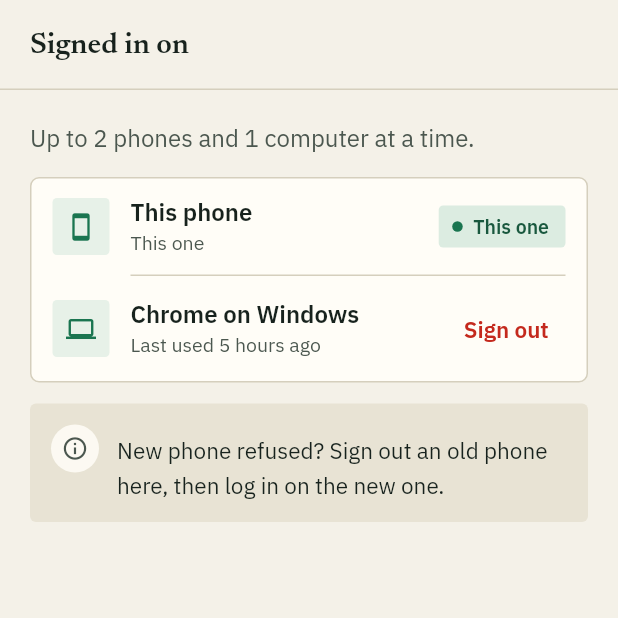
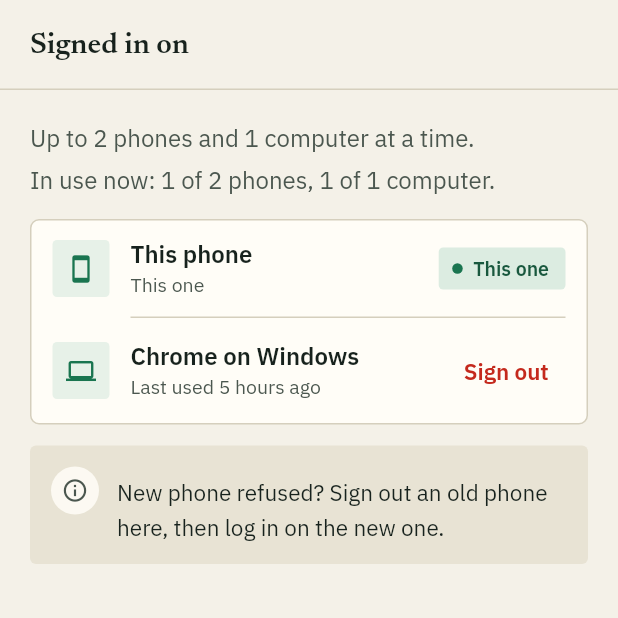
Before and after one commit to Ashok-Dd/opflow-app, a Flutter app: the DoctorDevicesScreen screen opened by its route, on a phone screen of 412 x 824 dp, the top half of it. Run offline on Flutter 3.47's test engine with Material 3 defaults, Android fonts, the phone set to English and light mode, and no system bars; our stand-ins replace firebase_core, firebase_messaging, flutter_animate, flutter_local_notifications, flutter_riverpod, flutter_secure_storage and 8 more; missing offline and left inert: dart:js_interop, flutter_cashfree_pg_sdk; accounts and stored records are empty.

Commit message:
Doctor devices: end sessions idle 7 days everywhere; show web/phone counts
Co-Authored-By: Claude Sonnet 5.5 <noreply@anthropic.com>

```diff
--- a/lib/features/doctor/me.dart
+++ b/lib/features/doctor/me.dart
@@ -1023,6 +1023,11 @@ class _DoctorDevicesScreenState extends ConsumerState<DoctorDevicesScreen> {
                   padding: const EdgeInsets.all(OpSpace.gutter),
                   children: [
                     Text('Up to {0} phones and {1} computer at a time.'.trf([_max, _maxWeb]), style: OpText.body.copyWith(color: OpColors.inkSoft)),
+                    const SizedBox(height: 4),
+                    Text(
+                      'In use now: {0} of {1} phones, {2} of {3} computer.'.trf([list.where((x) => !x.web).length, _max, list.where((x) => x.web).length, _maxWeb]),
+                      style: OpText.body.copyWith(color: OpColors.inkSoft),
+                    ),
                     const SizedBox(height: 14),
                     MenuGroup(children: [
                       for (final d in list)
--- a/lib/l10n/te.dart
+++ b/lib/l10n/te.dart
@@ -1028,6 +1028,7 @@ const te = <String, String>{
   'Signing out…': 'సైన్ అవుట్ చేస్తున్నాం…',
   'Signed out': 'సైన్ అవుట్ అయింది',
   'Up to {0} phones and {1} computer at a time.': 'ఒకేసారి {0} ఫోన్లు, {1} కంప్యూటర్ వరకు.',
+  'In use now: {0} of {1} phones, {2} of {3} computer.': 'ఇప్పుడు వాడుకలో: {0}/{1} ఫోన్లు, {2}/{3} కంప్యూటర్.',
   'This one': 'ఇదే',
   'Last used {0}': 'చివరిగా వాడింది {0}',
   'New phone refused? Sign out an old phone here, then log in on the new one.': 'కొత్త ఫోన్‌లో లాగిన్ కాలేదా? ఇక్కడ పాత ఫోన్ నుండి సైన్ అవుట్ చేసి, కొత్త ఫోన్‌లో లాగిన్ అవ్వండి.',
```
